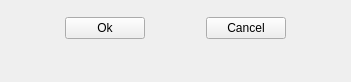
First picture: the form in LayerTools/loadAuxStruct.ui, repository dsgoficial/DsgTools, before the edit.
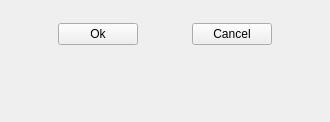
Second picture: the form after the edit. Custom widgets are drawn as their Qt base class.

```diff
--- a/LayerTools/loadAuxStruct.ui
+++ b/LayerTools/loadAuxStruct.ui
@@ -7,8 +7,8 @@
    <rect>
     <x>0</x>
     <y>0</y>
-    <width>351</width>
-    <height>82</height>
+    <width>330</width>
+    <height>122</height>
    </rect>
   </property>
   <property name="sizePolicy">
@@ -34,9 +34,14 @@
   </property>
   <layout class="QGridLayout" name="gridLayout_2">
    <item row="0" column="0">
+    <layout class="QGridLayout" name="gridLayout">
+     <item row="0" column="0">
     <widget class="ConnectionWidget" name="widget" native="true"/>
    </item>
    <item row="1" column="0">
+      <widget class="EarthCoverageWidget" name="widgetConv" native="true"/>
+     </item>
+     <item row="2" column="0">
     <layout class="QHBoxLayout" name="horizontalLayout_9">
      <item>
       <spacer name="horizontalSpacer_14">
@@ -93,7 +98,7 @@
      </item>
     </layout>
    </item>
-   <item row="2" column="0">
+     <item row="3" column="0">
     <spacer name="verticalSpacer">
      <property name="orientation">
       <enum>Qt::Vertical</enum>
@@ -107,6 +112,8 @@
     </spacer>
    </item>
   </layout>
+   </item>
+  </layout>
  </widget>
  <customwidgets>
   <customwidget>
@@ -115,6 +122,12 @@
    <header>DsgTools.CustomWidgets.connectionWidget.h</header>
    <container>1</container>
   </customwidget>
+  <customwidget>
+   <class>EarthCoverageWidget</class>
+   <extends>QWidget</extends>
+   <header>DsgTools.CustomWidgets.earthCoverageWidget.h</header>
+   <container>1</container>
+  </customwidget>
  </customwidgets>
  <resources/>
  <connections/>
```
Left out of the diff: 2 changed lines with no effect on the pictures. Lines whose indentation alone changed are shown as unchanged.
